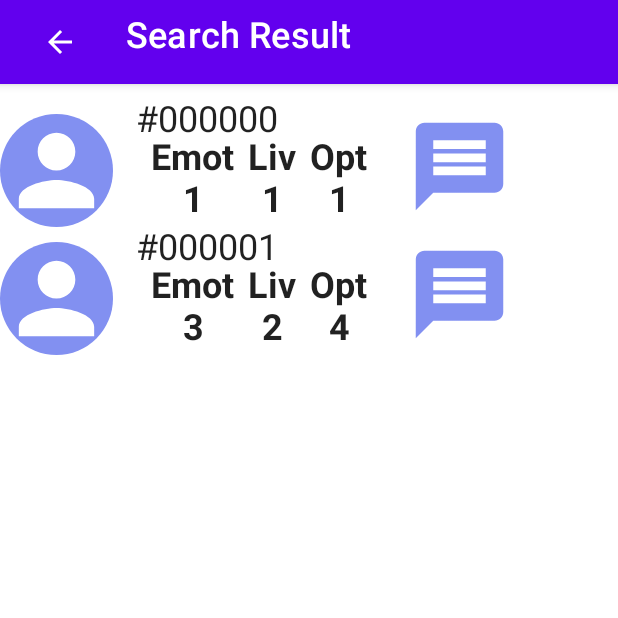
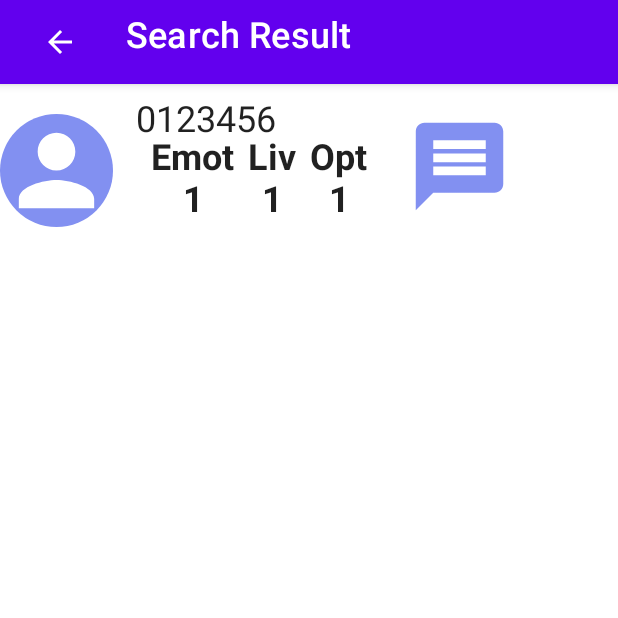
Before and after one commit to projectISPW/LetMeKnowMP, an Android app built with Jetpack Compose: the composable SearchResult shown on its own in the app's theme, on a phone screen of 412 x 824 dp, the top half of it. Run offline under Robolectric (Android 15) with nearby library versions, the phone set to English and light mode, and no system bars; our stand-ins replace Room's generated code, constraintlayout-compose, livedata-compose.

Commit message:
finita la searchuser

```diff
--- a/LetMeKnowV1/app/src/main/java/com/francesco/damata/letmeknowv1/db/DaoUser.kt
+++ b/LetMeKnowV1/app/src/main/java/com/francesco/damata/letmeknowv1/db/DaoUser.kt
@@ -15,10 +15,16 @@ interface DaoUser{
     @Query("SELECT * FROM User WHERE (userid= '0000000' AND password= 'password') OR (email= 'francescodamata@gmail.com' AND password= 'password')")
     fun getLogin():LiveData<User>
 
-    @Query ("Select * from User where (:emotional<=5 AND :lively<=5 AND :optimistic<=5 AND userid!=:usr)")
+    @Query ("Select * from User where (emotional<=:emotional AND lively<=:lively AND optimistic<=:optimistic AND userid!=:usr)")
     fun getSearch(usr:String,emotional:Int,lively:Int,optimistic:Int):LiveData<MutableList<User>>
+
+
+
+
+
+
     @Query("UPDATE   User SET emotional = :emotional,lively = :lively,optimistic = :opt WHERE userid=:usr")
-    fun update(usr:String,emotional:Int,lively:Int,opt:Int)
+    fun update1(usr:String,emotional:Int,lively:Int,opt:Int)
 
 
 
--- a/LetMeKnowV1/app/src/main/java/com/francesco/damata/letmeknowv1/db/RepositoryUsr.kt
+++ b/LetMeKnowV1/app/src/main/java/com/francesco/damata/letmeknowv1/db/RepositoryUsr.kt
@@ -7,7 +7,7 @@ class RepositoryUsr(private val usrDao:DaoUser ){
         return usrDao.getLogin(id,pswd)
     }
      fun updateUsr(user: User) {
-        usrDao.update(user.userid,user.emotional,user.lively,user.optimistic)
+        usrDao.update1(user.userid,user.emotional,user.lively,user.optimistic)
     }
     suspend fun newUsr(user:User){
         //assign the id to the usr
@@ -20,4 +20,7 @@ class RepositoryUsr(private val usrDao:DaoUser ){
 
     }
 
+    fun searchUsr(uid : String,emo : Int, lv: Int,opt : Int): LiveData<MutableList<User>>{
+        return usrDao.getSearch(uid,emo,lv,opt)
+    }
 }
--- a/LetMeKnowV1/app/src/main/java/com/francesco/damata/letmeknowv1/screen/MyModelScreen.kt
+++ b/LetMeKnowV1/app/src/main/java/com/francesco/damata/letmeknowv1/screen/MyModelScreen.kt
@@ -1,5 +1,6 @@
 package com.francesco.damata.letmeknowv1.screen
 import android.os.Parcelable
+import androidx.compose.runtime.MutableState
 import androidx.compose.runtime.mutableStateOf
 import androidx.compose.ui.graphics.Color
 import com.francesco.damata.letmeknowv1.db.User
@@ -38,13 +39,35 @@ class MyModelScreen :Parcelable{
         _log.value=!_log.value
     }
 
+    @IgnoredOnParcel
+    private var _onSearchEmo= mutableStateOf(1)
+    var onSearchEmo: Int
+        get(){
+            return _onSearchEmo.value
+        }
+        set(emo){
+            _onSearchEmo.value=emo
+        }
 
+    @IgnoredOnParcel
+    private var _onSearchLv = mutableStateOf(1)
+    var onSearchLv: Int
+        get(){
+            return _onSearchLv.value
+        }
+        set(lv){
+            _onSearchLv.value=lv
+        }
 
-
-
-
-
-
+    @IgnoredOnParcel
+    private var _onSearchOpt = mutableStateOf(1)
+    var onSearchOpt: Int
+        get(){
+            return _onSearchOpt.value
+        }
+        set(opt){
+            _onSearchOpt.value=opt
+        }
 
 
     @IgnoredOnParcel
--- a/LetMeKnowV1/app/src/main/java/com/francesco/damata/letmeknowv1/ui/layout/Login.kt
+++ b/LetMeKnowV1/app/src/main/java/com/francesco/damata/letmeknowv1/ui/layout/Login.kt
@@ -57,7 +57,7 @@ fun MainLayout(myModelScreen: MyModelScreen) {
                         contentDescription = stringResource(R.string.user)
                     )
                 }
-                Text("Signup",color = Color.White,fontSize = 24.sp,
+                Text(stringResource(R.string.Signup),color = Color.White,fontSize = 24.sp,
                     modifier = Modifier
                         .align(Alignment.Start)
                         .padding(start = 20.dp, top = 10.dp))
@@ -77,7 +77,7 @@ fun ColUnderTheTop(){
         horizontalAlignment = Alignment.CenterHorizontally,
     ) {
         Text(
-            text = "Let me know",
+            text = stringResource(R.string.app_name),
             fontSize = 50.sp,
             fontWeight = FontWeight.Bold,
             color = MaterialTheme.colors.letMeKnowColor
@@ -97,7 +97,7 @@ fun ColUnderTheTop(){
 @Composable
 fun signupText(){
     Text(
-        text = "signup for free",
+        text = stringResource(R.string.SignUpFree),
         fontSize = 24.sp,
         color = "#377dff".color,
         modifier = Modifier
--- a/LetMeKnowV1/app/src/main/java/com/francesco/damata/letmeknowv1/ui/layout/RecentChat.kt
+++ b/LetMeKnowV1/app/src/main/java/com/francesco/damata/letmeknowv1/ui/layout/RecentChat.kt
@@ -59,7 +59,7 @@ fun RecentChat(myModelScreen: MyModelScreen) {
                         contentDescription = stringResource(R.string.user)
                     )
                 }
-                Text("Signup",color = Color.White,fontSize = 24.sp,
+                Text(stringResource(R.string.Signup),color = Color.White,fontSize = 24.sp,
                     modifier = Modifier
                         .align(Alignment.Start)
                         .padding(start = 20.dp, top = 10.dp))
--- a/LetMeKnowV1/app/src/main/java/com/francesco/damata/letmeknowv1/ui/layout/SearchResult.kt
+++ b/LetMeKnowV1/app/src/main/java/com/francesco/damata/letmeknowv1/ui/layout/SearchResult.kt
@@ -1,4 +1,5 @@
 package com.francesco.damata.letmeknowv1.ui.layout
+import android.app.Application
 import androidx.compose.foundation.background
 import androidx.compose.foundation.border
 import androidx.compose.foundation.layout.*
@@ -11,25 +12,33 @@ import androidx.compose.material.icons.filled.ArrowBack
 import androidx.compose.material.icons.filled.Message
 import androidx.compose.material.icons.filled.Person
 import androidx.compose.runtime.Composable
+import androidx.compose.runtime.livedata.observeAsState
 import androidx.compose.ui.Alignment
 import androidx.compose.ui.Modifier
 import androidx.compose.ui.graphics.Color
 import androidx.compose.ui.layout.layoutId
+import androidx.compose.ui.platform.LocalContext
 import androidx.compose.ui.res.stringResource
 import androidx.compose.ui.text.font.FontWeight
 import androidx.compose.ui.unit.dp
 import androidx.compose.ui.unit.sp
 import androidx.constraintlayout.compose.ConstraintLayout
 import androidx.constraintlayout.compose.ConstraintSet
+import androidx.lifecycle.viewmodel.compose.viewModel
 import com.francesco.damata.letmeknowv1.R
+import com.francesco.damata.letmeknowv1.db.User
 import com.francesco.damata.letmeknowv1.screen.MyModelScreen
-import com.francesco.damata.letmeknowv1.ui.theme.color
 import com.francesco.damata.letmeknowv1.ui.theme.icon
-import com.francesco.damata.letmeknowv1.ui.theme.letMeKnowColor
-import kotlin.math.roundToInt
+import com.francesco.damata.letmeknowv1.viewModel.UserViewModel
+import com.francesco.damata.letmeknowv1.viewModel.UserViewModelFactory
 
 @Composable
 fun SearchResult(myModelScreen: MyModelScreen){
+    val context= LocalContext.current
+
+    val viewModel: UserViewModel = viewModel(
+        factory = UserViewModelFactory(context.applicationContext as Application)
+    )
     Column(
         modifier = Modifier
             //.padding(16.dp)
@@ -49,13 +58,14 @@ fun SearchResult(myModelScreen: MyModelScreen){
                     )
                 }
                 Text(
-                    "Search Result", color = Color.White, fontSize = 24.sp,
+                    stringResource(R.string.SearchResult), color = Color.White, fontSize = 24.sp,
                     modifier = Modifier
                         .align(Alignment.Start)
                         .padding(start = 20.dp, top = 10.dp)
                 )
             })
-        FoundUser(users = UserList)
+        val searchResult = viewModel.getSearchResult(myModelScreen.usr,myModelScreen.onSearchEmo,myModelScreen.onSearchLv,myModelScreen.onSearchOpt).observeAsState(listOf()).value
+        FoundUser(users = searchResult)
 
     }
 }
@@ -72,24 +82,24 @@ fun FoundUser(users: List<User>) {
 @Composable
 fun UserPar(user: User) {
     val constraints = ConstraintSet {
-        val user = createRefFor("user")
+        val userC = createRefFor("user")
         val textUser = createRefFor("textUser")
         val emot = createRefFor("emotional")
         val liv = createRefFor("lively")
         val opt = createRefFor("optimistic")
         val chat=createRefFor("chat")
-        constrain(user) {
+        constrain(userC) {
             top.linkTo(parent.top,margin=10.dp)
             start.linkTo(parent.start)
         }
         constrain(textUser) {
             top.linkTo(parent.top)
-            start.linkTo(user.end,margin=15.dp)
+            start.linkTo(userC.end,margin=15.dp)
         }
 
         constrain(emot) {
             top.linkTo(parent.top, margin = 25.dp)
-            start.linkTo(user.end, margin=25.dp)
+            start.linkTo(userC.end, margin=25.dp)
         }
         constrain(liv) {
             top.linkTo(parent.top, margin = 25.dp)
@@ -118,7 +128,7 @@ fun UserPar(user: User) {
                 .background(MaterialTheme.colors.icon, CircleShape)
         )
         Text(
-            user.uid,
+            user.userid,
             style = MaterialTheme.typography.body1,
             fontSize = 24.sp,
             modifier = Modifier.layoutId("textUser")
@@ -134,7 +144,7 @@ fun UserPar(user: User) {
                 fontSize = 24.sp,
             )
             Text(
-                user.emotional.roundToInt().toString(),
+                user.emotional.toString(),
                 style = MaterialTheme.typography.subtitle2,
                 fontWeight = FontWeight.Bold,
                 fontSize = 24.sp
@@ -151,7 +161,7 @@ fun UserPar(user: User) {
                 fontSize = 24.sp
             )
             Text(
-                user.lively.roundToInt().toString(),
+                user.lively.toString(),
                 style = MaterialTheme.typography.subtitle2,
                 fontWeight = FontWeight.Bold,
                 fontSize = 24.sp
@@ -168,7 +178,7 @@ fun UserPar(user: User) {
                 fontSize = 24.sp
             )
             Text(
-                user.optimism.roundToInt().toString(),
+                user.optimistic.toString(),
                 style = MaterialTheme.typography.subtitle2,
                 fontWeight = FontWeight.Bold,
                 fontSize = 24.sp
@@ -190,12 +200,6 @@ fun UserPar(user: User) {
         }
     }
 }
-data class User(val uid:String,val emotional: Float,val lively: Float,val optimism: Float)
-val UserList=listOf(
-    User("#000000",1f,1f,1f),
-    User("#000001",3f,2f,4f),
-)
-
 
 
 
--- a/LetMeKnowV1/app/src/main/java/com/francesco/damata/letmeknowv1/viewModel/UserViewModel.kt
+++ b/LetMeKnowV1/app/src/main/java/com/francesco/damata/letmeknowv1/viewModel/UserViewModel.kt
@@ -16,6 +16,10 @@ class UserViewModel (application: Application) : AndroidViewModel(application){
     }
   fun getLogin(id:String, pswd:String): LiveData<User> {
         return repository.getLogin(id,pswd)
+    }
+
+    fun getSearchResult(uid : String,emo : Int,lv : Int,opt : Int): LiveData<MutableList<User>>{
+        return repository.searchUsr(uid,emo,lv,opt)
     }
     fun update(usr:User){
         viewModelScope.launch(Dispatchers.IO) {
--- a/LetMeKnowV1/app/src/main/res/values/strings.xml
+++ b/LetMeKnowV1/app/src/main/res/values/strings.xml
@@ -26,4 +26,9 @@
     <string name="searchMsg">Search into messages</string>
     <string name="sendMessage">Send Message</string>
     <string name="contBtnSearch">search for new users</string>
+    <string name="SearchResult">Search Result</string>
+    <string name="Signup">Signup</string>
+    <string name="SignUpFree">signup for free</string>
+    <string name="Confirm">Confirm</string>
+    <string name="SrcByUsr">\"Search by profile parameters \"</string>
 </resources>
```
Also changed, not shown: LetMeKnowV1/app/src/main/java/com/francesco/damata/letmeknowv1/ui/layout/SearchUser.kt (+18 -10 lines).
